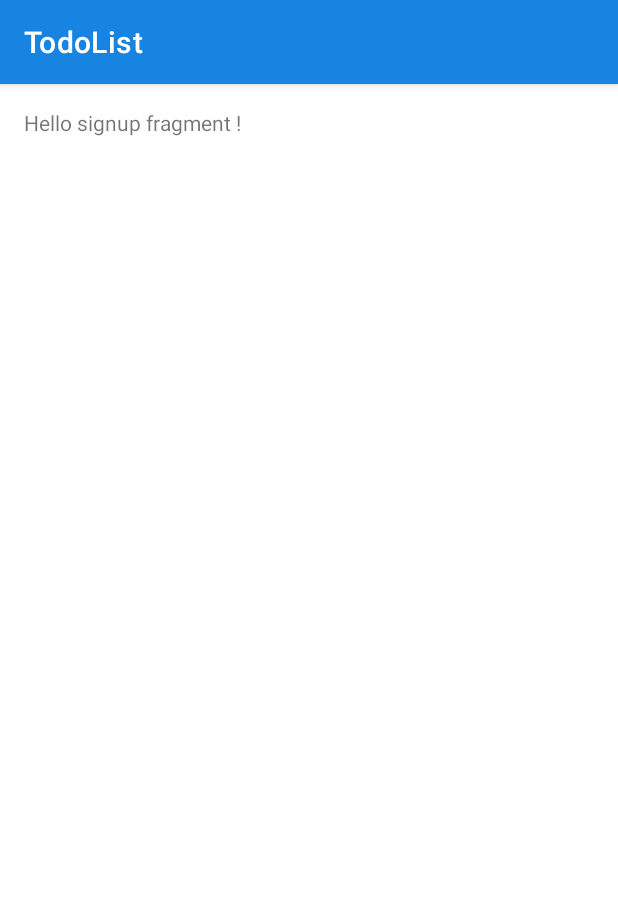
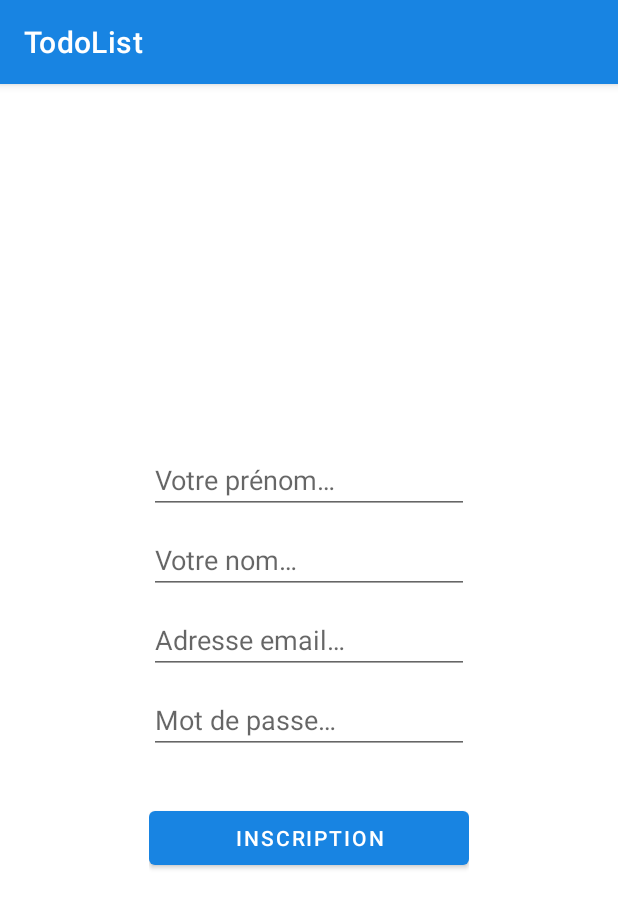
Before and after one commit to isaac-gros/kotlin-todolist, an Android app: the SignUpFragment screen opened through its navigation route, on a phone screen of 412 x 824 dp. Shown: the top 908 px of the screen. Run offline under Robolectric (Android 15) with nearby library versions, the phone set to English and light mode, and no system bars.

Commit message:
[FEAT] Added signup styles and verification

```diff
--- a/app/src/main/AndroidManifest.xml
+++ b/app/src/main/AndroidManifest.xml
@@ -9,7 +9,6 @@
         android:roundIcon="@mipmap/ic_launcher_round"
         android:supportsRtl="true"
         android:theme="@style/Theme.TodoList">
-        <activity android:name=".presentation.views.TodosActivity"></activity>
         <activity android:name=".presentation.views.MainActivity">
             <intent-filter>
                 <action android:name="android.intent.action.MAIN" />
--- a/app/src/main/java/fr/isaacgros/todolist/presentation/views/MainActivity.kt
+++ b/app/src/main/java/fr/isaacgros/todolist/presentation/views/MainActivity.kt
@@ -22,8 +22,8 @@ class MainActivity : AppCompatActivity() {
 
     // Go to todos activity
     fun navigateToTodosActivity() {
-        val intent = Intent(this@MainActivity, TodosActivity::class.java)
-        startActivity(intent)
+        // TODO: Call API and store response in Shared Preferences
+        navController.navigate(R.id.loginFragment_to_todosFragment)
     }
 
     // Go to sign up fragment
--- a/app/src/main/java/fr/isaacgros/todolist/presentation/views/SignUpFragment.kt
+++ b/app/src/main/java/fr/isaacgros/todolist/presentation/views/SignUpFragment.kt
@@ -6,29 +6,10 @@ import android.view.LayoutInflater
 import android.view.View
 import android.view.ViewGroup
 import fr.isaacgros.todolist.R
+import fr.isaacgros.todolist.utils.Utils
+import kotlinx.android.synthetic.main.fragment_sign_up.*
 
-// TODO: Rename parameter arguments, choose names that match
-// the fragment initialization parameters, e.g. ARG_ITEM_NUMBER
-private const val ARG_PARAM1 = "param1"
-private const val ARG_PARAM2 = "param2"
-
-/**
- * A simple [Fragment] subclass.
- * Use the [SignUpFragment.newInstance] factory method to
- * create an instance of this fragment.
- */
 class SignUpFragment : Fragment() {
-    // TODO: Rename and change types of parameters
-    private var param1: String? = null
-    private var param2: String? = null
-
-    override fun onCreate(savedInstanceState: Bundle?) {
-        super.onCreate(savedInstanceState)
-        arguments?.let {
-            param1 = it.getString(ARG_PARAM1)
-            param2 = it.getString(ARG_PARAM2)
-        }
-    }
 
     override fun onCreateView(
         inflater: LayoutInflater, container: ViewGroup?,
@@ -38,23 +19,40 @@ class SignUpFragment : Fragment() {
         return inflater.inflate(R.layout.fragment_sign_up, container, false)
     }
 
-    companion object {
-        /**
-         * Use this factory method to create a new instance of
-         * this fragment using the provided parameters.
-         *
-         * @param param1 Parameter 1.
-         * @param param2 Parameter 2.
-         * @return A new instance of fragment SignUpFragment.
-         */
-        // TODO: Rename and change types and number of parameters
-        @JvmStatic
-        fun newInstance(param1: String, param2: String) =
-            SignUpFragment().apply {
-                arguments = Bundle().apply {
-                    putString(ARG_PARAM1, param1)
-                    putString(ARG_PARAM2, param2)
+    override fun onViewCreated(view: View, savedInstanceState: Bundle?) {
+        super.onViewCreated(view, savedInstanceState)
+
+        // Store MainActivity
+        val mainActivity = (activity as MainActivity)
+
+        // Perform sign up action
+        fragSignUp_SignUpButton.setOnClickListener{
+
+            // Retrieve form values
+            val firstNameValue = fragSignUp_firstNameView.text.toString()
+            val lastNameValue = fragSignUp_lastNameView.text.toString()
+            val emailValue = fragSignUp_emailView.text.toString()
+            val passwordValue = fragSignUp_passwordView.text.toString()
+
+            // Check if form doesn't contain any blank field
+            val signUpFormValues = mutableListOf<String>(firstNameValue, lastNameValue, emailValue, passwordValue)
+            if(Utils.formCompleted(signUpFormValues)) {
+
+                if(!Utils.emailValid(emailValue)) {
+                    // Wrong email format
+                    Utils.alert(mainActivity, "Vous devez saisir une adresse mail valide.")
+
+                } else if (!Utils.passwordValid(passwordValue)) {
+                    // Wrong password format
+                    Utils.alert(mainActivity, "Le mot de passe doit contenir au moins 6 caractères.")
+                } else {
+
+                    // TODO : Store values in shared preferences
+                    (activity as MainActivity).navigateToTodosActivity()
                 }
+            } else {
+                Utils.alert(mainActivity, "Vous devez remplir tous les champs.")
             }
+        }
     }
 }
--- a/app/src/main/res/layout/fragment_login.xml
+++ b/app/src/main/res/layout/fragment_login.xml
@@ -30,7 +30,8 @@
             android:autofillHints="@string/password_hint"
             android:ems="10"
             android:hint="@string/password_hint"
-            android:inputType="textPassword" />
+            android:inputType="textPassword"
+            />
 
         <Button
             android:id="@+id/fragLogin_LoginButton"
--- a/app/src/main/res/layout/fragment_sign_up.xml
+++ b/app/src/main/res/layout/fragment_sign_up.xml
@@ -1,14 +1,65 @@
 <?xml version="1.0" encoding="utf-8"?>
-<FrameLayout xmlns:android="http://schemas.android.com/apk/res/android"
+<androidx.constraintlayout.widget.ConstraintLayout xmlns:android="http://schemas.android.com/apk/res/android"
+    xmlns:app="http://schemas.android.com/apk/res-auto"
     xmlns:tools="http://schemas.android.com/tools"
     android:layout_width="match_parent"
-    android:layout_height="match_parent"
-    tools:context=".presentation.views.SignUpFragment">
+    android:layout_height="match_parent">
 
-    <!-- TODO: Update blank fragment layout -->
-    <TextView
-        android:layout_width="match_parent"
-        android:layout_height="match_parent"
-        android:text="@string/hello_signup_fragment" />
+    <LinearLayout
+        android:layout_width="wrap_content"
+        android:layout_height="wrap_content"
+        android:orientation="vertical"
+        app:layout_constraintBottom_toBottomOf="parent"
+        app:layout_constraintEnd_toEndOf="parent"
+        app:layout_constraintStart_toStartOf="parent"
+        app:layout_constraintTop_toTopOf="parent">
 
-</FrameLayout>
+        <EditText
+            android:id="@+id/fragSignUp_firstNameView"
+            android:layout_width="wrap_content"
+            android:layout_height="match_parent"
+            android:autofillHints="@string/first_name_hint"
+            android:ems="10"
+            android:hint="@string/first_name_hint"
+            android:inputType="textPersonName" />
+
+        <EditText
+            android:id="@+id/fragSignUp_lastNameView"
+            android:layout_width="wrap_content"
+            android:layout_height="match_parent"
+            android:autofillHints="@string/last_name_hint"
+            android:ems="10"
+            android:hint="@string/last_name_hint"
+            android:inputType="textPersonName"
+            android:layout_marginTop="8dp" />
+
+        <EditText
+            android:id="@+id/fragSignUp_emailView"
+            android:layout_width="wrap_content"
+            android:layout_height="match_parent"
+            android:autofillHints="@string/email_hint"
+            android:ems="10"
+            android:hint="@string/email_hint"
+            android:inputType="textEmailAddress"
+            android:layout_marginTop="8dp" />
+
+        <EditText
+            android:id="@+id/fragSignUp_passwordView"
+            android:layout_width="wrap_content"
+            android:layout_height="match_parent"
+            android:autofillHints="@string/password_hint"
+            android:ems="10"
+            android:hint="@string/password_hint"
+            android:inputType="textPassword"
+            android:layout_marginTop="8dp" />
+
+        <Button
+            android:id="@+id/fragSignUp_SignUpButton"
+            android:layout_width="match_parent"
+            android:layout_height="wrap_content"
+            android:layout_marginTop="32dp"
+            android:text="@string/button_signup" />
+
+    </LinearLayout>
+
+</androidx.constraintlayout.widget.ConstraintLayout>
--- a/app/src/main/res/navigation/nav_graph.xml
+++ b/app/src/main/res/navigation/nav_graph.xml
@@ -5,6 +5,7 @@
     android:id="@+id/nav_graph"
     app:startDestination="@id/loginFragment">
 
+    <!-- Login fragment actions -->
     <fragment
         android:id="@+id/loginFragment"
         android:name="fr.isaacgros.todolist.presentation.views.LoginFragment"
@@ -13,9 +14,24 @@
     <action
         android:id="@+id/loginFragment_to_signUpFragment"
         app:destination="@id/signUpFragment"/>
+    <action
+        android:id="@+id/loginFragment_to_todosFragment"
+        app:destination="@id/todosFragment"/>
+
+    <!-- Sign up fragment action -->
     <fragment
         android:id="@+id/signUpFragment"
         android:name="fr.isaacgros.todolist.presentation.views.SignUpFragment"
         android:label="fragment_sign_up"
         tools:layout="@layout/fragment_sign_up" />
+    <action
+        android:id="@+id/signUpFragment_to_todosFragment"
+        app:destination="@id/todosFragment"/>
+
+    <!-- Todos fragment -->
+    <fragment
+        android:id="@+id/todosFragment"
+        android:name="fr.isaacgros.todolist.presentation.views.TodosFragment"
+        android:label="fragment_todos"
+        tools:layout="@layout/fragment_todos" />
 </navigation>
--- a/app/src/main/res/values/strings.xml
+++ b/app/src/main/res/values/strings.xml
@@ -1,11 +1,6 @@
 <resources>
     <!--  App details  -->
     <string name="app_name">TodoList</string>
-
-    <!-- Dummy data -->
-    <string name="hello_login_fragment">Hello login fragment !</string>
-    <string name="hello_signup_fragment">Hello signup fragment !</string>
-    <string name="hello_todos_activity">Hello todo activity !</string>
 
     <!-- Hints -->
     <string name="email_hint">Adresse email…</string>
@@ -19,5 +14,6 @@
     <string name="button_login">Connexion</string>
     <string name="button_signup">Inscription</string>
     <string name="button_create_account">Créer un compte</string>
+    <string name="hello_blank_fragment">Hello blank fragment</string>
 
 </resources>
```
Also changed, not shown: app/src/main/java/fr/isaacgros/todolist/presentation/views/TodosActivity.kt (deleted, +0 -12 lines), app/src/main/java/fr/isaacgros/todolist/presentation/views/TodosFragment.kt (added, +19 -0 lines), app/src/main/java/fr/isaacgros/todolist/utils/Utils.kt (+9 -0 lines), app/src/main/res/layout/activity_todos.xml (deleted, +0 -14 lines), app/src/main/res/layout/fragment_todos.xml (added, +14 -0 lines).
